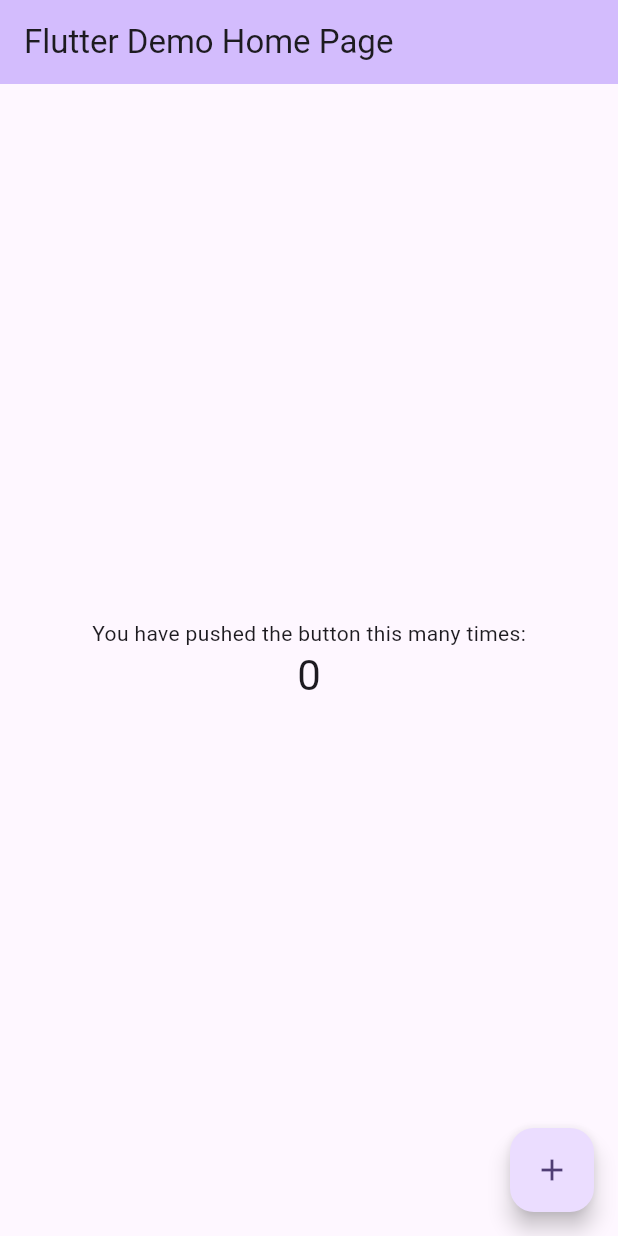
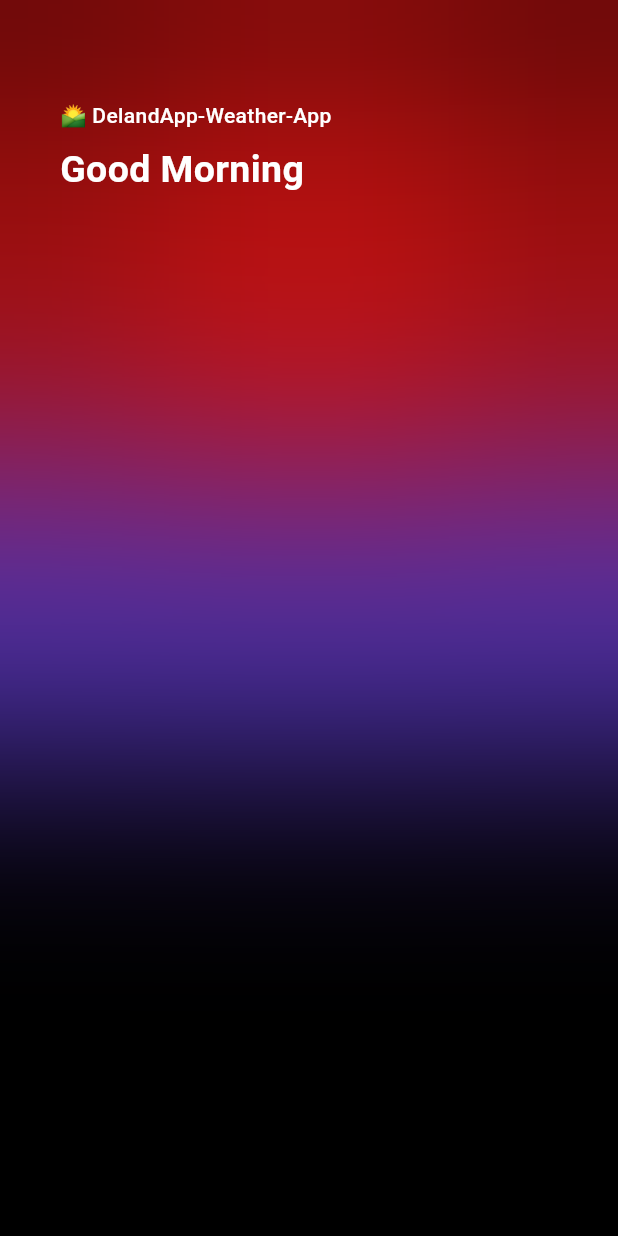
Before and after one commit to delandapp/weatherapp, a Flutter app: the screen it shows after launch, on a phone screen of 412 x 824 dp. Run offline on Flutter 3.47's test engine with Material 3 defaults, Android fonts, the phone set to English and light mode, and no system bars; our stand-ins replace bloc, equatable.

Commit message:
update layout blur background

```diff
--- /dev/null
+++ b/lib/bloc/weather_bloc_bloc.dart
@@ -0,0 +1,13 @@
+import 'package:bloc/bloc.dart';
+import 'package:equatable/equatable.dart';
+
+part 'weather_bloc_event.dart';
+part 'weather_bloc_state.dart';
+
+class WeatherBlocBloc extends Bloc<WeatherBlocEvent, WeatherBlocState> {
+  WeatherBlocBloc() : super(WeatherBlocInitial()) {
+    on<WeatherBlocEvent>((event, emit) {
+      // TODO: implement event handler
+    });
+  }
+}
--- /dev/null
+++ b/lib/bloc/weather_bloc_event.dart
@@ -0,0 +1,8 @@
+part of 'weather_bloc_bloc.dart';
+
+sealed class WeatherBlocEvent extends Equatable {
+  const WeatherBlocEvent();
+
+  @override
+  List<Object> get props => [];
+}
--- /dev/null
+++ b/lib/bloc/weather_bloc_state.dart
@@ -0,0 +1,10 @@
+part of 'weather_bloc_bloc.dart';
+
+sealed class WeatherBlocState extends Equatable {
+  const WeatherBlocState();
+
+  @override
+  List<Object> get props => [];
+}
+
+final class WeatherBlocInitial extends WeatherBlocState {}
--- a/lib/main.dart
+++ b/lib/main.dart
@@ -1,4 +1,5 @@
 import 'package:flutter/material.dart';
+import 'package:weatherapp/screens/home_screen.dart';
 
 void main() {
   runApp(const MyApp());
@@ -11,115 +12,13 @@ class MyApp extends StatelessWidget {
   @override
   Widget build(BuildContext context) {
     return MaterialApp(
+      debugShowCheckedModeBanner: false,
       title: 'Flutter Demo',
       theme: ThemeData(
-        // This is the theme of your application.
-        //
-        // TRY THIS: Try running your application with "flutter run". You'll see
-        // the application has a purple toolbar. Then, without quitting the app,
-        // try changing the seedColor in the colorScheme below to Colors.green
-        // and then invoke "hot reload" (save your changes or press the "hot
-        // reload" button in a Flutter-supported IDE, or press "r" if you used
-        // the command line to start the app).
-        //
-        // Notice that the counter didn't reset back to zero; the application
-        // state is not lost during the reload. To reset the state, use hot
-        // restart instead.
-        //
-        // This works for code too, not just values: Most code changes can be
-        // tested with just a hot reload.
         colorScheme: ColorScheme.fromSeed(seedColor: Colors.deepPurple),
         useMaterial3: true,
       ),
-      home: const MyHomePage(title: 'Flutter Demo Home Page'),
+      home: HomeScreen(),
     );
   }
 }
-
-class MyHomePage extends StatefulWidget {
-  const MyHomePage({super.key, required this.title});
-
-  // This widget is the home page of your application. It is stateful, meaning
-  // that it has a State object (defined below) that contains fields that affect
-  // how it looks.
-
-  // This class is the configuration for the state. It holds the values (in this
-  // case the title) provided by the parent (in this case the App widget) and
-  // used by the build method of the State. Fields in a Widget subclass are
-  // always marked "final".
-
-  final String title;
-
-  @override
-  State<MyHomePage> createState() => _MyHomePageState();
-}
-
-class _MyHomePageState extends State<MyHomePage> {
-  int _counter = 0;
-
-  void _incrementCounter() {
-    setState(() {
-      // This call to setState tells the Flutter framework that something has
-      // changed in this State, which causes it to rerun the build method below
-      // so that the display can reflect the updated values. If we changed
-      // _counter without calling setState(), then the build method would not be
-      // called again, and so nothing would appear to happen.
-      _counter++;
-    });
-  }
-
-  @override
-  Widget build(BuildContext context) {
-    // This method is rerun every time setState is called, for instance as done
-    // by the _incrementCounter method above.
-    //
-    // The Flutter framework has been optimized to make rerunning build methods
-    // fast, so that you can just rebuild anything that needs updating rather
-    // than having to individually change instances of widgets.
-    return Scaffold(
-      appBar: AppBar(
-        // TRY THIS: Try changing the color here to a specific color (to
-        // Colors.amber, perhaps?) and trigger a hot reload to see the AppBar
-        // change color while the other colors stay the same.
-        backgroundColor: Theme.of(context).colorScheme.inversePrimary,
-        // Here we take the value from the MyHomePage object that was created by
-        // the App.build method, and use it to set our appbar title.
-        title: Text(widget.title),
-      ),
-      body: Center(
-        // Center is a layout widget. It takes a single child and positions it
-        // in the middle of the parent.
-        child: Column(
-          // Column is also a layout widget. It takes a list of children and
-          // arranges them vertically. By default, it sizes itself to fit its
-          // children horizontally, and tries to be as tall as its parent.
-          //
-          // Column has various properties to control how it sizes itself and
-          // how it positions its children. Here we use mainAxisAlignment to
-          // center the children vertically; the main axis here is the vertical
-          // axis because Columns are vertical (the cross axis would be
-          // horizontal).
-          //
-          // TRY THIS: Invoke "debug painting" (choose the "Toggle Debug Paint"
-          // action in the IDE, or press "p" in the console), to see the
-          // wireframe for each widget.
-          mainAxisAlignment: MainAxisAlignment.center,
-          children: <Widget>[
-            const Text(
-              'You have pushed the button this many times:',
-            ),
-            Text(
-              '$_counter',
-              style: Theme.of(context).textTheme.headlineMedium,
-            ),
-          ],
-        ),
-      ),
-      floatingActionButton: FloatingActionButton(
-        onPressed: _incrementCounter,
-        tooltip: 'Increment',
-        child: const Icon(Icons.add),
-      ), // This trailing comma makes auto-formatting nicer for build methods.
-    );
-  }
-}
--- /dev/null
+++ b/lib/screens/home_screen.dart
@@ -0,0 +1,96 @@
+import 'package:flutter/material.dart';
+import 'package:flutter/services.dart';
+import 'dart:ui';
+
+class HomeScreen extends StatelessWidget {
+  const HomeScreen({super.key});
+
+  @override
+  Widget build(BuildContext context) {
+    return Scaffold(
+      backgroundColor: Colors.black,
+      extendBodyBehindAppBar: true,
+      appBar: AppBar(
+        backgroundColor: Colors.transparent,
+        elevation: 0,
+        systemOverlayStyle:
+            const SystemUiOverlayStyle(statusBarBrightness: Brightness.dark),
+      ),
+      body: Padding(
+        padding: const EdgeInsets.fromLTRB(40, 1.2 * kToolbarHeight, 40, 20),
+        child: SizedBox(
+          height: MediaQuery.of(context).size.height,
+          child: Stack(
+            children: [
+              Align(
+                alignment: const AlignmentDirectional(6, -0.3),
+                child: Container(
+                  height: 300,
+                  width: 300,
+                  decoration: const BoxDecoration(
+                    shape: BoxShape.circle,
+                    color: Color(0xFF4E31AA),
+                  ),
+                ),
+              ),
+              Align(
+                alignment: const AlignmentDirectional(-6, -0.3),
+                child: Container(
+                  height: 300,
+                  width: 300,
+                  decoration: const BoxDecoration(
+                    shape: BoxShape.circle,
+                    color: Color(0xFF4E31AA),
+                  ),
+                ),
+              ),
+              Align(
+                alignment: const AlignmentDirectional(0, -1.2),
+                child: Container(
+                  height: 300,
+                  width: 600,
+                  decoration: const BoxDecoration(
+                    color: Color(0xFfD21312),
+                  ),
+                ),
+              ),
+              BackdropFilter(
+                filter: ImageFilter.blur(sigmaX: 120.0, sigmaY: 70.0),
+                child: Container(
+                  decoration: const BoxDecoration(color: Colors.transparent),
+                ),
+              ),
+              SizedBox(
+                width: MediaQuery.of(context).size.width,
+                height: MediaQuery.of(context).size.height,
+                child: const Column(
+                  crossAxisAlignment: CrossAxisAlignment.start,
+                  children: [
+                    Text(
+                      "🌄 DelandApp-Weather-App",
+                      style: TextStyle(
+                        color: Colors.white,
+                        fontWeight: FontWeight.w500,
+                      ),
+                    ),
+                    SizedBox(
+                      height: 8,
+                    ),
+                    Text(
+                      "Good Morning",
+                      style: TextStyle(
+                        color: Colors.white,
+                        fontWeight: FontWeight.bold,
+                        fontSize: 25,
+                      ),
+                    ),
+                  ],
+                ),
+              )
+            ],
+          ),
+        ),
+      ),
+    );
+  }
+}
```
Also changed, not shown: pubspec.yaml (+9 -73 lines), lib/data/my_data.dart (added), pubspec.lock, 1 other file.
